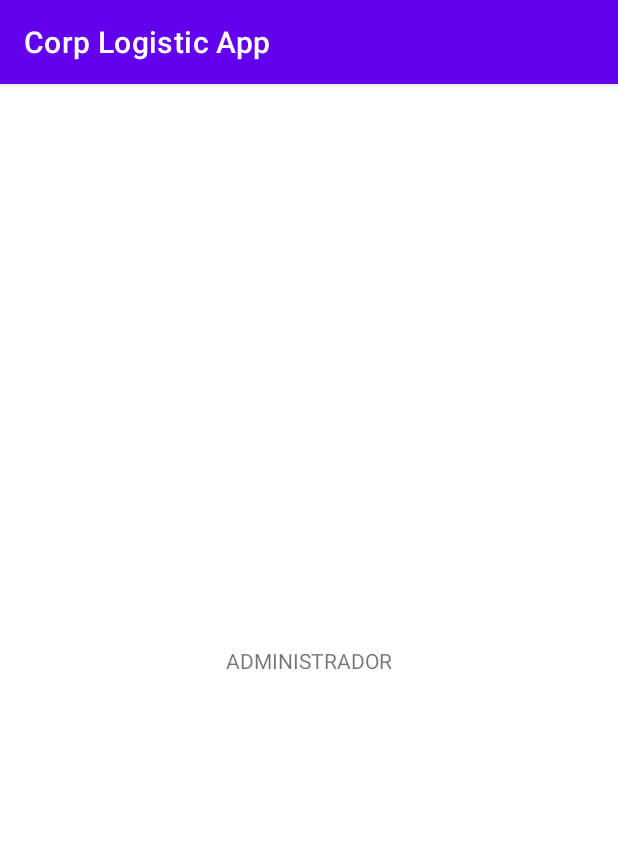
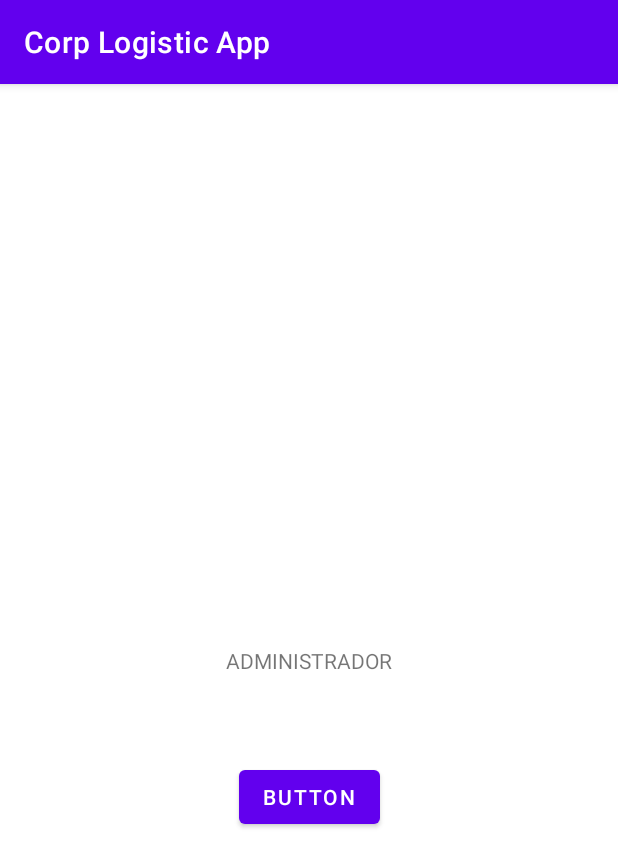
Before and after one commit to Hugoant17/ProyectoIntegrador2, an Android app: the MenuAdmin screen opened directly, with no data from a screen before it, on a phone screen of 412 x 824 dp. Shown: the top 867 px of the screen. Run offline under Robolectric (Android 15) with nearby library versions, the phone set to English and light mode, and no system bars; our stand-ins replace Firebase (no records; nobody signed in at launch, a user with empty details on screens opened directly).

Commit message:
modificacion 2

```diff
--- a/app/src/main/java/com/example/proyectointegrador2/MenuAdmin.java
+++ b/app/src/main/java/com/example/proyectointegrador2/MenuAdmin.java
@@ -2,13 +2,33 @@ package com.example.proyectointegrador2;
 
 import androidx.appcompat.app.AppCompatActivity;
 
+import android.content.Intent;
 import android.os.Bundle;
+import android.view.View;
+import android.widget.Button;
+
+import com.google.firebase.auth.FirebaseAuth;
 
 public class MenuAdmin extends AppCompatActivity {
+
+    private Button mButtonSignOut;
+    private FirebaseAuth mAuth;
 
     @Override
     protected void onCreate(Bundle savedInstanceState) {
         super.onCreate(savedInstanceState);
         setContentView(R.layout.activity_menu_admin);
+
+        mAuth = FirebaseAuth.getInstance();
+        mButtonSignOut = (Button) findViewById(R.id.btnCerrarSes);
+
+        mButtonSignOut.setOnClickListener(new View.OnClickListener() {
+            @Override
+            public void onClick(View v) {
+                mAuth.signOut();
+                startActivity(new Intent(MenuAdmin.this,MainActivity.class));
+                finish();
+            }
+        });
     }
 }
--- a/app/src/main/res/layout/activity_menu_admin.xml
+++ b/app/src/main/res/layout/activity_menu_admin.xml
@@ -15,4 +15,14 @@
         app:layout_constraintEnd_toEndOf="parent"
         app:layout_constraintStart_toStartOf="parent"
         app:layout_constraintTop_toTopOf="parent" />
+
+    <Button
+        android:id="@+id/btnCerrarSes"
+        android:layout_width="wrap_content"
+        android:layout_height="wrap_content"
+        android:layout_marginTop="57dp"
+        android:text="Button"
+        app:layout_constraintEnd_toEndOf="parent"
+        app:layout_constraintStart_toStartOf="parent"
+        app:layout_constraintTop_toBottomOf="@+id/textView3" />
 </androidx.constraintlayout.widget.ConstraintLayout>
```
